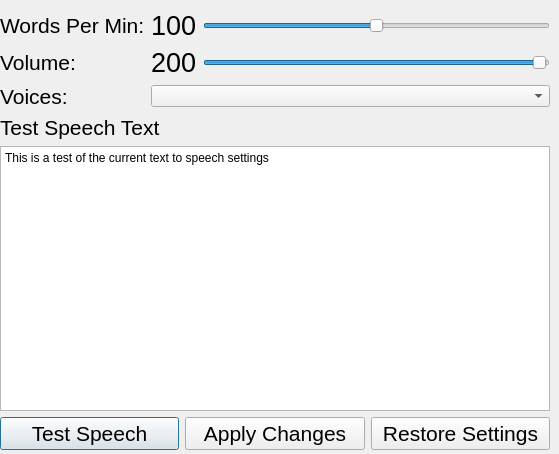
The window that src/forms/settings.ui (DinoZAR/CentralAccessReader) describes before a commit, drawn with Qt 5.
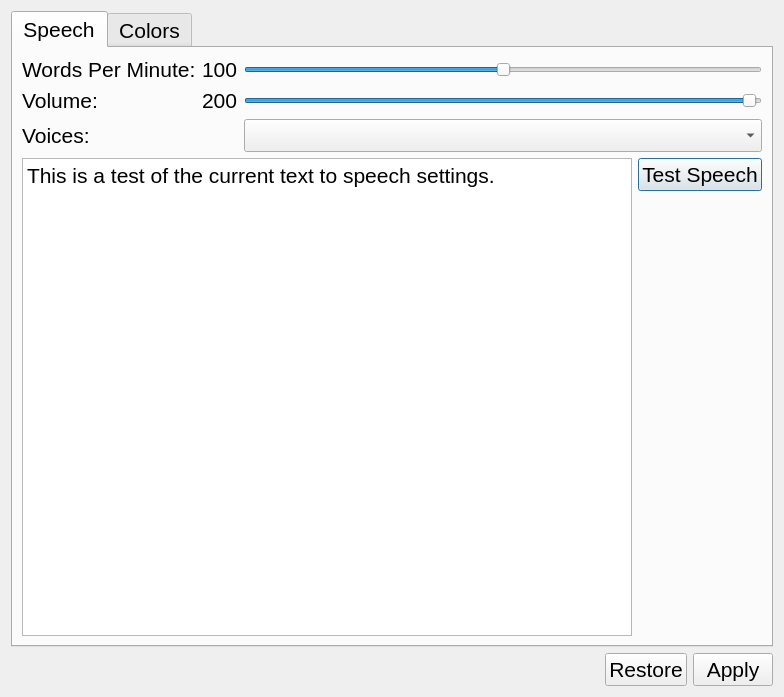
The same window after the commit.

What changed in the file:
```diff
--- a/src/forms/settings.ui
+++ b/src/forms/settings.ui
@@ -6,79 +6,63 @@
    <rect>
     <x>0</x>
     <y>0</y>
-    <width>559</width>
-    <height>454</height>
+    <width>784</width>
+    <height>697</height>
    </rect>
   </property>
+  <property name="font">
+   <font>
+    <pointsize>16</pointsize>
+   </font>
+  </property>
   <property name="windowTitle">
    <string>Settings</string>
   </property>
-  <widget class="QWidget" name="layoutWidget">
-   <property name="geometry">
-    <rect>
-     <x>0</x>
-     <y>10</y>
-     <width>550</width>
-     <height>490</height>
-    </rect>
-   </property>
-   <layout class="QVBoxLayout" name="verticalLayout">
+  <layout class="QVBoxLayout" name="verticalLayout" stretch="0,0">
+   <item>
+    <widget class="QTabWidget" name="tabWidget">
+     <property name="currentIndex">
+      <number>0</number>
+     </property>
+     <widget class="QWidget" name="speechTab">
+      <attribute name="title">
+       <string>Speech</string>
+      </attribute>
+      <layout class="QVBoxLayout" name="verticalLayout_3">
     <item>
      <layout class="QGridLayout" name="gridLayout">
-      <item row="2" column="0">
-       <widget class="QLabel" name="label_3">
-        <property name="font">
-         <font>
-          <pointsize>16</pointsize>
-         </font>
-        </property>
+         <item row="0" column="0">
+          <widget class="QLabel" name="label">
         <property name="text">
-         <string>Voices:</string>
+            <string>Words Per Minute:</string>
+           </property>
+          </widget>
+         </item>
+         <item row="2" column="2">
+          <widget class="QComboBox" name="comboBox">
+           <property name="toolTip">
+            <string>Drop down box for selecting the voice</string>
+           </property>
+           <property name="editable">
+            <bool>false</bool>
         </property>
        </widget>
       </item>
       <item row="1" column="0">
        <widget class="QLabel" name="label_2">
-        <property name="font">
-         <font>
-          <pointsize>16</pointsize>
-         </font>
-        </property>
         <property name="text">
          <string>Volume:</string>
         </property>
        </widget>
       </item>
-      <item row="1" column="2">
-       <widget class="QSlider" name="sVolumeSlider">
-        <property name="toolTip">
-         <string>Volume slider</string>
-        </property>
-        <property name="maximum">
-         <number>100</number>
-        </property>
-        <property name="value">
-         <number>99</number>
-        </property>
-        <property name="orientation">
-         <enum>Qt::Horizontal</enum>
-        </property>
-       </widget>
-      </item>
-      <item row="0" column="0">
-       <widget class="QLabel" name="label">
-        <property name="font">
-         <font>
-          <pointsize>16</pointsize>
-         </font>
-        </property>
-        <property name="text">
-         <string>Words Per Min:</string>
-        </property>
-       </widget>
-      </item>
       <item row="0" column="2">
        <widget class="QSlider" name="rateSlider">
+           <property name="minimumSize">
+            <size>
+             <width>201</width>
+             <height>0</height>
+            </size>
+           </property>
         <property name="toolTip">
          <string>Words per minute slider (rate)</string>
         </property>
@@ -96,13 +80,37 @@
         </property>
        </widget>
       </item>
+         <item row="2" column="0">
+          <widget class="QLabel" name="label_3">
+           <property name="text">
+            <string>Voices:</string>
+           </property>
+          </widget>
+         </item>
+         <item row="1" column="2">
+          <widget class="QSlider" name="volumeSlider">
+           <property name="minimumSize">
+            <size>
+             <width>201</width>
+             <height>0</height>
+            </size>
+           </property>
+           <property name="toolTip">
+            <string>Volume slider</string>
+           </property>
+           <property name="maximum">
+            <number>100</number>
+           </property>
+           <property name="value">
+            <number>99</number>
+           </property>
+           <property name="orientation">
+            <enum>Qt::Horizontal</enum>
+           </property>
+          </widget>
+         </item>
       <item row="0" column="1">
        <widget class="QLabel" name="rateLabel">
-        <property name="font">
-         <font>
-          <pointsize>20</pointsize>
-         </font>
-        </property>
         <property name="text">
          <string>100</string>
         </property>
@@ -110,57 +118,27 @@
       </item>
       <item row="1" column="1">
        <widget class="QLabel" name="volumeLabel">
-        <property name="font">
-         <font>
-          <pointsize>20</pointsize>
-         </font>
-        </property>
         <property name="text">
          <string>200</string>
         </property>
        </widget>
       </item>
-      <item row="2" column="1" colspan="2">
-       <widget class="QComboBox" name="comboBox">
-        <property name="toolTip">
-         <string>Drop down box for selecting the voice</string>
-        </property>
-        <property name="editable">
-         <bool>false</bool>
-        </property>
-       </widget>
-      </item>
      </layout>
     </item>
     <item>
-     <layout class="QVBoxLayout" name="verticalLayout_4">
+        <layout class="QHBoxLayout" name="horizontalLayout_2">
       <item>
-       <widget class="QLabel" name="label_4">
-        <property name="font">
-         <font>
-          <pointsize>16</pointsize>
-         </font>
-        </property>
-        <property name="text">
-         <string>&lt;html&gt;&lt;head/&gt;&lt;body&gt;&lt;p&gt;Test Speech Text&lt;/p&gt;&lt;/body&gt;&lt;/html&gt;</string>
-        </property>
-       </widget>
-      </item>
-      <item>
-       <widget class="QPlainTextEdit" name="plainTextEdit">
+          <widget class="QPlainTextEdit" name="testSpeechText">
         <property name="toolTip">
          <string>The text entered here is used when the test speech button is pressed</string>
         </property>
         <property name="plainText">
-         <string>This is a test of the current text to speech settings</string>
+            <string>This is a test of the current text to speech settings.</string>
         </property>
        </widget>
       </item>
       <item>
-       <layout class="QHBoxLayout" name="horizontalLayout_2">
-        <property name="bottomMargin">
-         <number>50</number>
-        </property>
+          <layout class="QVBoxLayout" name="verticalLayout_2">
         <item>
          <widget class="QPushButton" name="testButton">
           <property name="font">
@@ -183,25 +161,91 @@
          </widget>
         </item>
         <item>
-         <widget class="QPushButton" name="applyButton">
-          <property name="font">
-           <font>
-            <pointsize>16</pointsize>
-           </font>
-          </property>
-          <property name="toolTip">
-           <string>Apply new speech settings</string>
-          </property>
+            <spacer name="verticalSpacer">
+             <property name="orientation">
+              <enum>Qt::Vertical</enum>
+             </property>
+             <property name="sizeHint" stdset="0">
+              <size>
+               <width>20</width>
+               <height>40</height>
+              </size>
+             </property>
+            </spacer>
+           </item>
+          </layout>
+         </item>
+        </layout>
+       </item>
+      </layout>
+     </widget>
+     <widget class="QWidget" name="colorsTab">
+      <attribute name="title">
+       <string>Colors</string>
+      </attribute>
+      <widget class="QWidget" name="">
+       <property name="geometry">
+        <rect>
+         <x>9</x>
+         <y>9</y>
+         <width>742</width>
+         <height>51</height>
+        </rect>
+       </property>
+       <layout class="QHBoxLayout" name="horizontalLayout_3" stretch="0,0,0,0">
+        <item>
+         <widget class="QLabel" name="label_4">
           <property name="text">
-           <string>Apply Changes</string>
+           <string>Highlighter:</string>
           </property>
-          <property name="iconSize">
+         </widget>
+        </item>
+        <item>
+         <widget class="QPushButton" name="highlighterTextButton">
+          <property name="text">
+           <string>Text</string>
+          </property>
+         </widget>
+        </item>
+        <item>
+         <widget class="QPushButton" name="highlighterBackgroundButton">
+          <property name="text">
+           <string>Background</string>
+          </property>
+         </widget>
+        </item>
+        <item>
+         <spacer name="horizontalSpacer_2">
+          <property name="orientation">
+           <enum>Qt::Horizontal</enum>
+          </property>
+          <property name="sizeHint" stdset="0">
            <size>
-            <width>50</width>
-            <height>50</height>
+            <width>40</width>
+            <height>20</height>
            </size>
           </property>
-         </widget>
+         </spacer>
+        </item>
+       </layout>
+      </widget>
+     </widget>
+    </widget>
+   </item>
+   <item>
+    <layout class="QHBoxLayout" name="horizontalLayout">
+     <item>
+      <spacer name="horizontalSpacer">
+       <property name="orientation">
+        <enum>Qt::Horizontal</enum>
+       </property>
+       <property name="sizeHint" stdset="0">
+        <size>
+         <width>40</width>
+         <height>20</height>
+        </size>
+       </property>
+      </spacer>
         </item>
         <item>
          <widget class="QPushButton" name="restoreButton">
@@ -214,16 +258,34 @@
            <string>Restores settings to what they were when you opened the window</string>
           </property>
           <property name="text">
-           <string>Restore Settings</string>
+        <string>Restore</string>
           </property>
          </widget>
         </item>
-       </layout>
+     <item>
+      <widget class="QPushButton" name="applyButton">
+       <property name="font">
+        <font>
+         <pointsize>16</pointsize>
+        </font>
+       </property>
+       <property name="toolTip">
+        <string>Apply new speech settings</string>
+       </property>
+       <property name="text">
+        <string>Apply</string>
+       </property>
+       <property name="iconSize">
+        <size>
+         <width>50</width>
+         <height>50</height>
+        </size>
+       </property>
+      </widget>
       </item>
      </layout>
     </item>
    </layout>
-  </widget>
  </widget>
  <resources/>
  <connections/>
```
Lines whose indentation alone changed are shown as unchanged.
